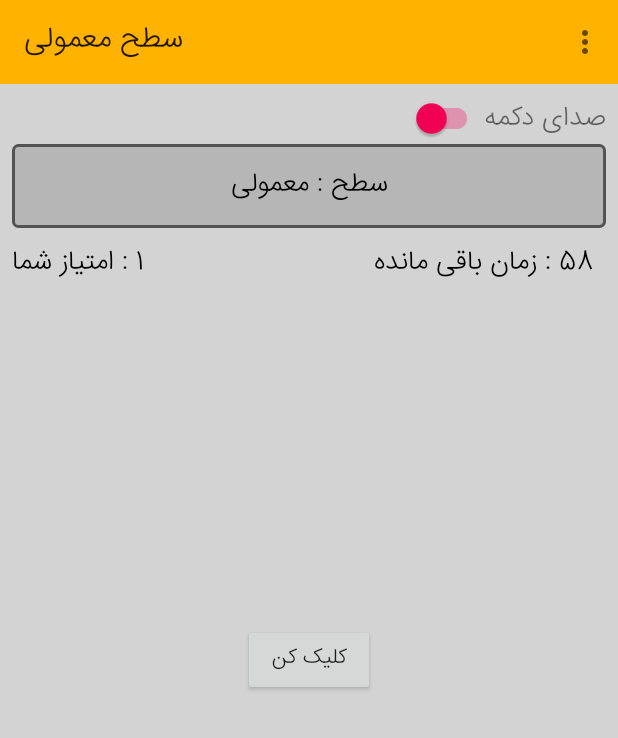
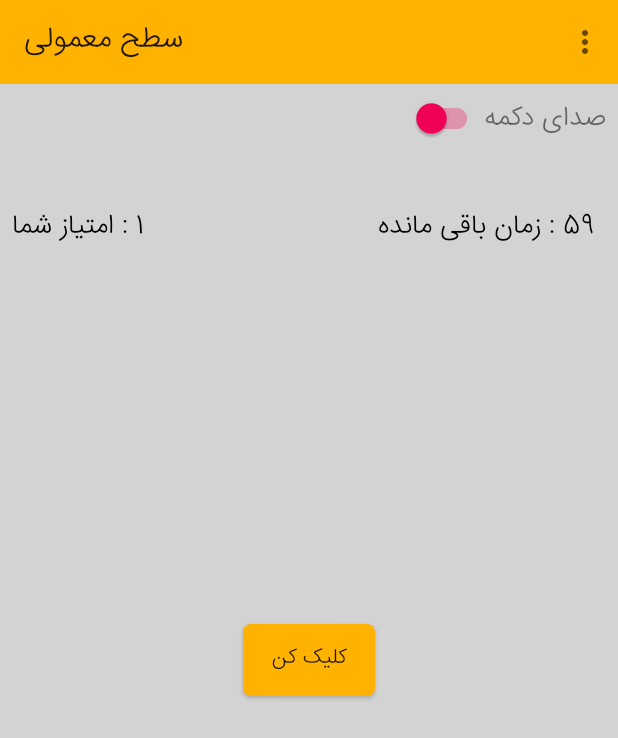
Before and after one commit to alikhaaki/project_cl, an Android app: the screen it shows after launch (MainActivity), after a tap on "کلیک کن", on a phone screen of 412 x 824 dp. Shown: the top 738 px of the screen. Run offline under Robolectric (Android 15) with nearby library versions, the phone set to English and light mode, and no system bars; libraries missing offline, so code that uses them is left out: com.github.paolorotolo.appintro.

Commit message:
maghaze 16 khord

```diff
--- a/app/src/main/java/ali/com/timelaps/Harder.kt
+++ b/app/src/main/java/ali/com/timelaps/Harder.kt
@@ -35,6 +35,12 @@ class Harder : AppCompatActivity() {
         private const val TIME_LEFT_KEY = "TIME_LEFT_KEY"
     }
 
+
+
+    public override fun onResume() {
+        super.onResume()
+        resetGame()
+     }
 
     private var toolbar:Toolbar?=null
     override fun onCreate(savedInstanceState: Bundle?) {
--- a/app/src/main/java/ali/com/timelaps/Hardest.kt
+++ b/app/src/main/java/ali/com/timelaps/Hardest.kt
@@ -35,6 +35,11 @@ class Hardest : AppCompatActivity() {
         private const val SCORE_KEY = "SCORE_KEY"
         private const val TIME_LEFT_KEY = "TIME_LEFT_KEY"
     }
+
+    public override fun onResume() {
+        super.onResume()
+        resetGame()
+     }
 
     private var toolbar: Toolbar?=null
     override fun onCreate(savedInstanceState: Bundle?) {
--- a/app/src/main/java/ali/com/timelaps/MainActivity.kt
+++ b/app/src/main/java/ali/com/timelaps/MainActivity.kt
@@ -38,6 +38,11 @@ class MainActivity : AppCompatActivity() {
     private var toolbar: Toolbar? = null
     private var mFirebaseAnalytics: FirebaseAnalytics? = null
 
+    public override fun onResume() {
+        super.onResume()
+        resetGame()
+    }
+
     @SuppressLint("ResourceAsColor")
     override fun onCreate(savedInstanceState: Bundle?) {
         super.onCreate(savedInstanceState)
@@ -54,7 +59,7 @@ class MainActivity : AppCompatActivity() {
         toolbar = findViewById(R.id.toolbar_main)
         setSupportActionBar(toolbar)
 
-        supportActionBar?.title="سطح معمولی"
+        supportActionBar?.title = "سطح معمولی"
         tapMeButton = findViewById(R.id.tap_me_button)
         gameScoreTextView = findViewById(R.id.game_score_text_view)
         timeLeftTextView = findViewById(R.id.time_left_text_view)
@@ -184,7 +189,7 @@ class MainActivity : AppCompatActivity() {
             }
 
             override fun onFinish() {
-                 endGame()
+                endGame()
             }
         }
         gameStarted = false
--- /dev/null
+++ b/app/src/main/res/drawable/back_new.xml
@@ -0,0 +1,7 @@
+<?xml version="1.0" encoding="utf-8"?>
+<selector xmlns:android="http://schemas.android.com/apk/res/android">
+    <item android:state_pressed="true" android:drawable="@drawable/green_t_selected" />
+    <item android:state_focused="true" android:drawable="@drawable/green_t_selected" />
+    <item android:state_selected="true" android:drawable="@drawable/green_t_selected" />
+    <item android:drawable="@drawable/green_t_button" />
+</selector>
--- /dev/null
+++ b/app/src/main/res/drawable/green_t_button.xml
@@ -0,0 +1,8 @@
+<?xml version="1.0" encoding="utf-8"?>
+<shape xmlns:android="http://schemas.android.com/apk/res/android"
+	android:shape="rectangle">
+
+    <solid android:color="#FFB300"/>
+	<!-- rounded corners -->
+	<corners android:radius="5dp" />
+</shape>
--- /dev/null
+++ b/app/src/main/res/drawable/green_t_selected.xml
@@ -0,0 +1,9 @@
+<?xml version="1.0" encoding="utf-8"?>
+<shape xmlns:android="http://schemas.android.com/apk/res/android"
+	android:shape="rectangle">
+
+    <solid android:color="#E5A100"/>
+
+	<!-- corners corners -->
+	<corners android:radius="5dp" />
+</shape>
--- a/app/src/main/res/layout/activity_hard1.xml
+++ b/app/src/main/res/layout/activity_hard1.xml
@@ -9,6 +9,7 @@
 	tools:context=".MainActivity">
 
 	<include
+
 		layout="@layout/toolbar"
 		android:layout_width="match_parent"
 		android:layout_height="56dp" />
@@ -46,9 +47,9 @@
 		android:id="@+id/text_hard_tozih"
 		style="@style/textViewStyle"
 		android:layout_width="match_parent"
-		android:layout_height="56dp"
+		android:layout_height="32dp"
 		android:layout_below="@+id/sedaye_dokme"
-		android:text="سطح : متوسط" />
+		  />
 
 	<TextView
 		android:id="@+id/game_score_text_view"
--- a/app/src/main/res/layout/activity_main.xml
+++ b/app/src/main/res/layout/activity_main.xml
@@ -4,22 +4,20 @@
 	xmlns:tools="http://schemas.android.com/tools"
 	android:layout_width="match_parent"
 	android:layout_height="match_parent"
-	xmlns:app="http://schemas.android.com/apk/res-auto"
 	android:background="#d3d3d3"
 	android:orientation="vertical"
- 	tools:context=".MainActivity">
+	tools:context=".MainActivity">
 
 
 	<android.support.v7.widget.Toolbar
+		android:id="@+id/toolbar_main"
 		android:layout_width="match_parent"
-		android:id="@+id/toolbar_main"
-  		android:background="@color/colorPrimary"
-
-		android:layout_height="56dp"/>
+		android:layout_height="56dp"
+		android:background="@color/colorPrimary" />
 	<RelativeLayout
-		android:layoutDirection="rtl"
- 		android:layout_width="match_parent"
-		android:layout_height="match_parent">
+		android:layout_width="match_parent"
+		android:layout_height="match_parent"
+		android:layoutDirection="rtl">
 
 
 
@@ -73,11 +71,10 @@
 
 	<TextView
 		android:id="@+id/text_hard_tozih"
+		style="@style/textViewStyle"
 		android:layout_width="match_parent"
-		android:layout_height="56dp"
-		style="@style/textViewStyle"
-		android:layout_below="@+id/text_sedaye_dokme"
-		android:text="سطح : معمولی" />
+		android:layout_height="32dp"
+		android:layout_below="@+id/text_sedaye_dokme" />
 
 	<Button
 		android:id="@+id/tap_me_button"
@@ -88,6 +85,7 @@
 		android:layout_marginTop="8dp"
 		android:layout_marginEnd="8dp"
 		android:layout_marginBottom="8dp"
+		android:background="@drawable/back_new"
 		android:fontFamily="@font/iransans"
 		android:text="@string/tap_me" />
 
--- a/app/src/main/res/values/styles.xml
+++ b/app/src/main/res/values/styles.xml
@@ -14,13 +14,13 @@
 
 	<style name="textViewStyle" >
 		<item name="android:textSize">18sp</item>
-		<item name="android:background">@drawable/back_text_view</item>
+		<item name="android:background">@null</item>
 		<item name="android:layout_marginLeft">@dimen/margin_standard</item>
 		<item name="android:layout_marginRight">@dimen/margin_standard</item>
 		<item name="android:gravity">center_vertical|center_horizontal</item>
 		<item name="android:textColor">@color/black</item>
   	</style>
 	<style name="textHard" parent="textViewStyle">
-		<item name="android:background">@drawable/back_hardest</item>
+		<item name="android:background">@null</item>
 	</style>
 </resources>
```
Also changed, not shown: app/src/main/java/ali/com/timelaps/Hard1.kt (+12 -7 lines), app/src/main/java/ali/com/timelaps/sdfksdkfsd.java (deleted, +0 -64 lines), app/src/main/res/drawable/back_button_main_ripple.xml (added, +10 -0 lines), app/src/main/res/drawable/ic_add_circle.xml (added, +9 -0 lines), app/src/main/res/layout/activity_harder.xml (+3 -4 lines), app/src/main/res/layout/activity_hardest.xml (+6 -6 lines), app/src/main/res/layout/toolbar.xml (+2 -5 lines).
